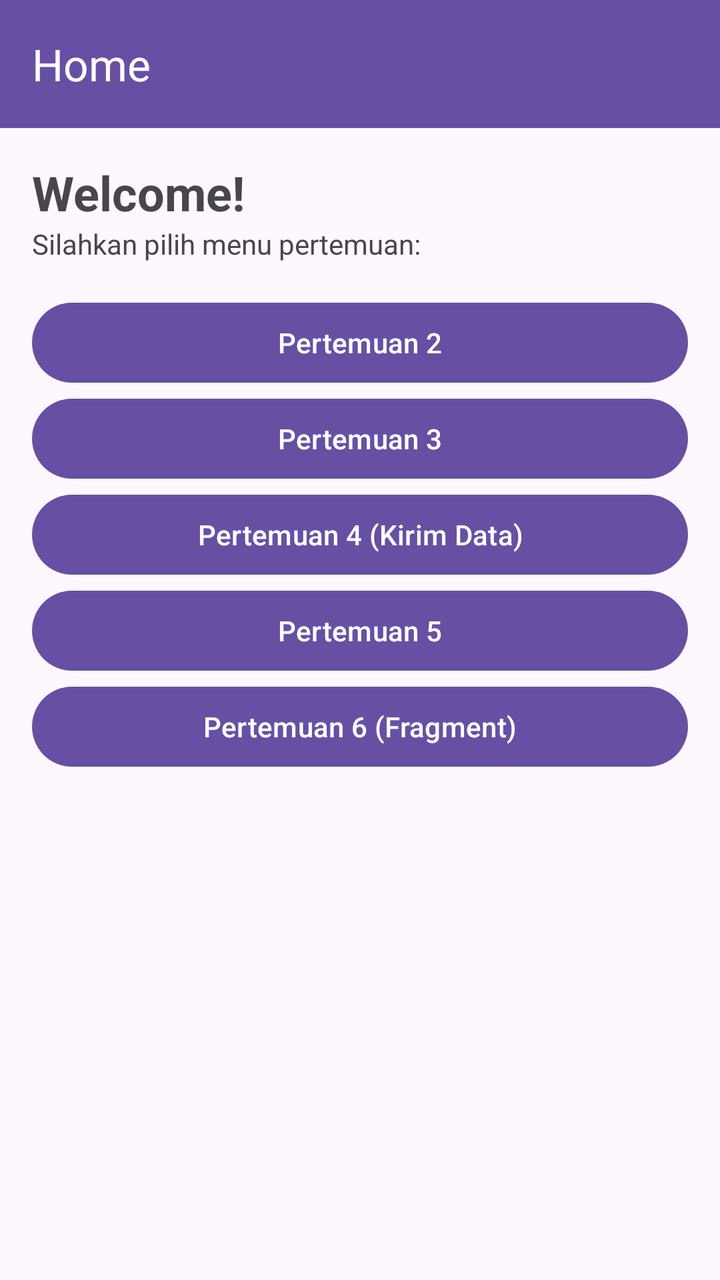
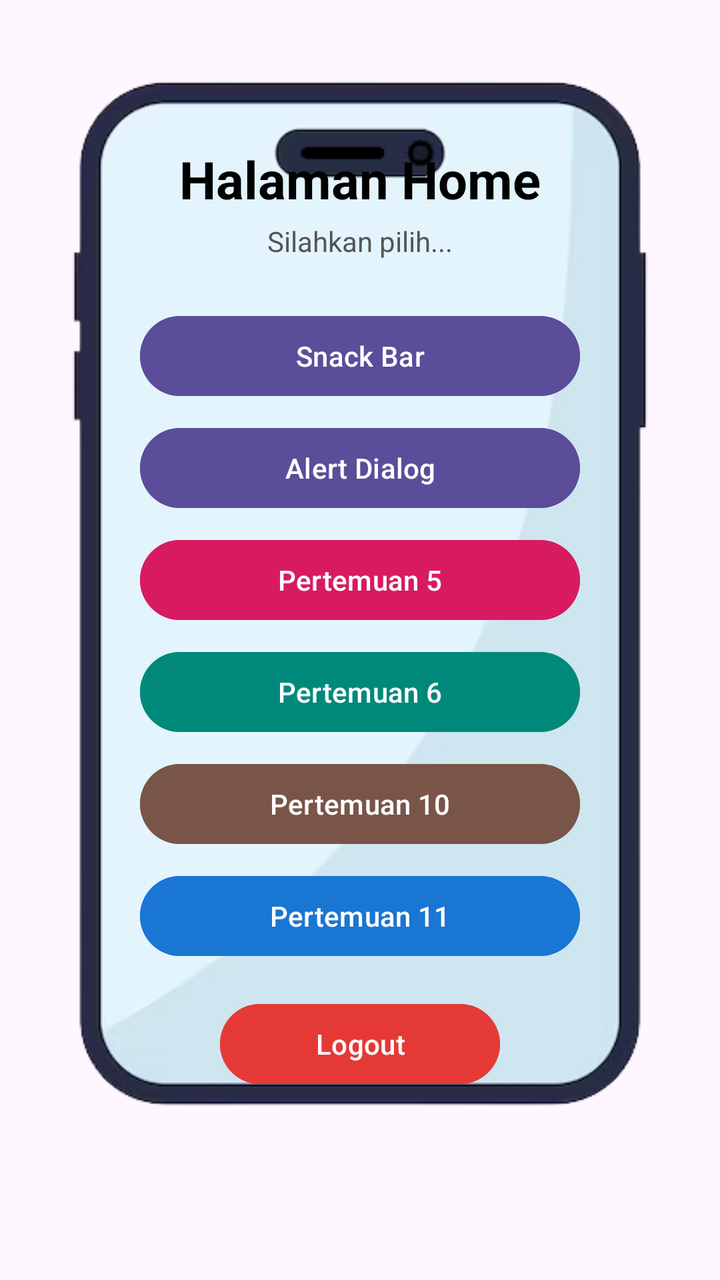

An Android layout rendered at two revisions. The XML below is the earlier revision; the diff shows what the commit changed to produce the second picture.
<!-- AndroidManifest.xml: application theme Theme.Mobiletono -->
<!-- res/layout/fragment_home.xml -->
<?xml version="1.0" encoding="utf-8"?>
<androidx.constraintlayout.widget.ConstraintLayout xmlns:android="http://schemas.android.com/apk/res/android"
    xmlns:app="http://schemas.android.com/apk/res-auto"
    xmlns:tools="http://schemas.android.com/tools"
    android:layout_width="match_parent"
    android:layout_height="match_parent"
    tools:context=".Home.HomeFragment">

    <androidx.appcompat.widget.Toolbar
        android:id="@+id/toolbar"
        android:layout_width="match_parent"
        android:layout_height="?attr/actionBarSize"
        android:background="?attr/colorPrimary"
        app:layout_constraintEnd_toEndOf="parent"
        app:layout_constraintStart_toStartOf="parent"
        app:layout_constraintTop_toTopOf="parent"
        app:title="Home"
        app:titleTextColor="@android:color/white" />

    <ScrollView
        android:layout_width="match_parent"
        android:layout_height="0dp"
        android:padding="16dp"
        app:layout_constraintBottom_toBottomOf="parent"
        app:layout_constraintTop_toBottomOf="@id/toolbar">

        <LinearLayout
            android:layout_width="match_parent"
            android:layout_height="wrap_content"
            android:orientation="vertical">

            <TextView
                android:id="@+id/tvWelcome"
                android:layout_width="wrap_content"
                android:layout_height="wrap_content"
                android:text="Welcome!"
                android:textSize="24sp"
                android:textStyle="bold" />

            <TextView
                android:layout_width="wrap_content"
                android:layout_height="wrap_content"
                android:layout_marginBottom="16dp"
                android:text="Silahkan pilih menu pertemuan:"
                android:textSize="14sp" />

            <Button
                android:id="@+id/btnToSecond"
                android:layout_width="match_parent"
                android:layout_height="wrap_content"
                android:text="Pertemuan 2" />

            <Button
                android:id="@+id/btnToThird"
                android:layout_width="match_parent"
                android:layout_height="wrap_content"
                android:text="Pertemuan 3" />

            <Button
                android:id="@+id/btnToFourth"
                android:layout_width="match_parent"
                android:layout_height="wrap_content"
                android:text="Pertemuan 4 (Kirim Data)" />

            <Button
                android:id="@+id/btnToFifth"
                android:layout_width="match_parent"
                android:layout_height="wrap_content"
                android:text="Pertemuan 5" />

            <Button
                android:id="@+id/btnToSixth"
                android:layout_width="match_parent"
                android:layout_height="wrap_content"
                android:text="Pertemuan 6 (Fragment)" />

        </LinearLayout>
    </ScrollView>

</androidx.constraintlayout.widget.ConstraintLayout>
<!-- resources referenced by this layout -->
<resources>
  <style name="Theme.Mobiletono" parent="Base.Theme.Mobiletono" />
  <style name="Base.Theme.Mobiletono" parent="Theme.Material3.DayNight.NoActionBar">
          
          
      </style>
</resources>

<!-- the commit's change to res/layout/fragment_home.xml (unified diff, before → after) -->
@@ -1,80 +1,102 @@
 <?xml version="1.0" encoding="utf-8"?>
-<androidx.constraintlayout.widget.ConstraintLayout xmlns:android="http://schemas.android.com/apk/res/android"
+<FrameLayout xmlns:android="http://schemas.android.com/apk/res/android"
     xmlns:app="http://schemas.android.com/apk/res-auto"
-    xmlns:tools="http://schemas.android.com/tools"
     android:layout_width="match_parent"
-    android:layout_height="match_parent"
-    tools:context=".Home.HomeFragment">
+    android:layout_height="match_parent">
 
-    <androidx.appcompat.widget.Toolbar
-        android:id="@+id/toolbar"
+    
+    <ImageView
         android:layout_width="match_parent"
-        android:layout_height="?attr/actionBarSize"
-        android:background="?attr/colorPrimary"
-        app:layout_constraintEnd_toEndOf="parent"
-        app:layout_constraintStart_toStartOf="parent"
-        app:layout_constraintTop_toTopOf="parent"
-        app:title="Home"
-        app:titleTextColor="@android:color/white" />
+        android:layout_height="match_parent"
+        android:scaleType="centerCrop"
+        android:src="@drawable/phone_bg" />
 
     <ScrollView
         android:layout_width="match_parent"
-        android:layout_height="0dp"
-        android:padding="16dp"
-        app:layout_constraintBottom_toBottomOf="parent"
-        app:layout_constraintTop_toBottomOf="@id/toolbar">
+        android:layout_height="match_parent"
+        android:fillViewport="true">
 
         <LinearLayout
             android:layout_width="match_parent"
             android:layout_height="wrap_content"
-            android:orientation="vertical">
+            android:gravity="center_horizontal"
+            android:orientation="vertical"
+            android:padding="24dp">
 
+            
             <TextView
-                android:id="@+id/tvWelcome"
                 android:layout_width="wrap_content"
                 android:layout_height="wrap_content"
-                android:text="Welcome!"
-                android:textSize="24sp"
+                android:layout_marginTop="48dp"
+                android:text="Halaman Home"
+                android:textColor="@color/black"
+                android:textSize="26sp"
                 android:textStyle="bold" />
 
             <TextView
                 android:layout_width="wrap_content"
                 android:layout_height="wrap_content"
-                android:layout_marginBottom="16dp"
-                android:text="Silahkan pilih menu pertemuan:"
-                android:textSize="14sp" />
+                android:layout_marginTop="4dp"
+                android:layout_marginBottom="24dp"
+                android:text="Silahkan pilih..."
+                android:textColor="#555555" />
+
+            
+            <Button
+                android:id="@+id/btnSnackBar"
+                android:layout_width="220dp"
+                android:layout_height="wrap_content"
+                android:backgroundTint="#5C4D9A"
+                android:text="Snack Bar" />
 
             <Button
-                android:id="@+id/btnToSecond"
-                android:layout_width="match_parent"
+                android:id="@+id/btnAlertDialog"
+                android:layout_width="220dp"
                 android:layout_height="wrap_content"
-                android:text="Pertemuan 2" />
-
-            <Button
-                android:id="@+id/btnToThird"
-                android:layout_width="match_parent"
-                android:layout_height="wrap_content"
-                android:text="Pertemuan 3" />
-
-            <Button
-                android:id="@+id/btnToFourth"
-                android:layout_width="match_parent"
-                android:layout_height="wrap_content"
-                android:text="Pertemuan 4 (Kirim Data)" />
+                android:layout_marginTop="8dp"
+                android:backgroundTint="#5C4D9A"
+                android:text="Alert Dialog" />
 
             <Button
                 android:id="@+id/btnToFifth"
-                android:layout_width="match_parent"
+                android:layout_width="220dp"
                 android:layout_height="wrap_content"
+                android:layout_marginTop="8dp"
+                android:backgroundTint="#D81B60"
                 android:text="Pertemuan 5" />
 
             <Button
                 android:id="@+id/btnToSixth"
-                android:layout_width="match_parent"
+                android:layout_width="220dp"
                 android:layout_height="wrap_content"
-                android:text="Pertemuan 6 (Fragment)" />
+                android:layout_marginTop="8dp"
+                android:backgroundTint="#00897B"
+                android:text="Pertemuan 6" />
+
+            <Button
+                android:id="@+id/btnToTenth"
+                android:layout_width="220dp"
+                android:layout_height="wrap_content"
+                android:layout_marginTop="8dp"
+                android:backgroundTint="#795548"
+                android:text="Pertemuan 10" />
+
+            <Button
+                android:id="@+id/btnToEleventh"
+                android:layout_width="220dp"
+                android:layout_height="wrap_content"
+                android:layout_marginTop="8dp"
+                android:backgroundTint="#1976D2"
+                android:text="Pertemuan 11" />
+
+            <Button
+                android:id="@+id/btnLogout"
+                android:layout_width="140dp"
+                android:layout_height="wrap_content"
+                android:layout_marginTop="16dp"
+                android:backgroundTint="#E53935"
+                android:text="Logout" />
 
         </LinearLayout>
     </ScrollView>
-
-</androidx.constraintlayout.widget.ConstraintLayout>
+</FrameLayout>
<!-- resource entries referenced after the edit -->
@@ -1,5 +1,7 @@
 <!-- resources referenced by this layout -->
 <resources>
+  <color name="black">#FF000000</color>
+  <!-- drawable phone_bg: png bitmap (drawable, 37917 bytes) -->
   <style name="Theme.Mobiletono" parent="Base.Theme.Mobiletono" />
   <style name="Base.Theme.Mobiletono" parent="Theme.Material3.DayNight.NoActionBar">
           
